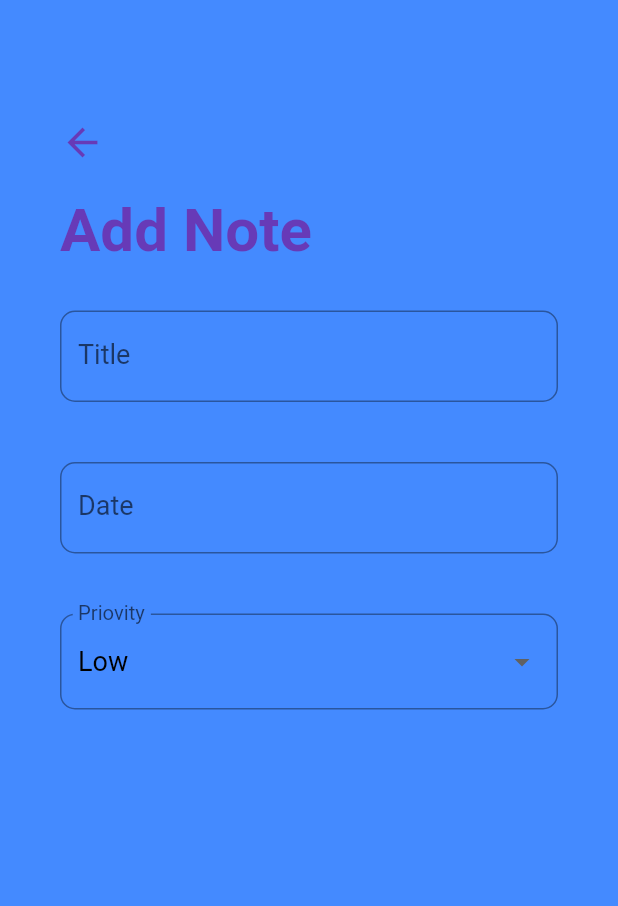
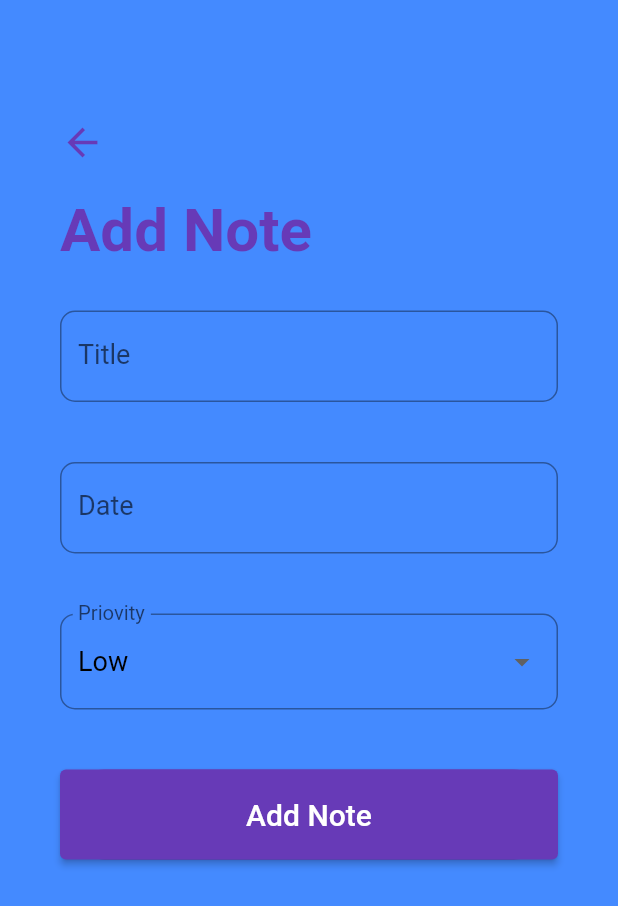
Before and after one commit to oguzkorkut/flutter_todo, a Flutter app: the AddNoteScreen screen opened directly, on a phone screen of 412 x 824 dp. Shown: the top 906 px of the screen. Run offline on Flutter 3.47's test engine with Material 2 defaults, Android fonts, the phone set to English and light mode, and no system bars; our stand-ins replace sqflite; accounts and stored records are empty.

```diff
--- /dev/null
+++ b/lib/models/note_model.dart
@@ -0,0 +1,35 @@
+class Note {
+  int? id;
+  String? title;
+  DateTime? date;
+  String? priority;
+  int? status;
+
+  Note({this.title, this.date, this.priority, this.status});
+
+  Note.withId({this.id, this.title, this.date, this.priority, this.status});
+
+  Map<String, dynamic> toMap(){
+    final map = Map<String, dynamic>();
+
+    if(id != null) {
+      map['id'] = id;
+    }
+    map['title'] = title;
+    map['date'] = date!.toLocal();
+    map['priority'] = priority;
+    map['status'] = status;
+
+    return map;
+  }
+
+  factory Note.fromMap(Map<String, dynamic> map){
+    return Note.withId(
+      id: map['id'],
+      title: map['title'],
+      date: map['date'],
+      priority: map['priority'],
+      status: map['status'],
+    );
+  }
+}
--- a/lib/screens/add_note_screen.dart
+++ b/lib/screens/add_note_screen.dart
@@ -138,6 +138,27 @@ class _AddNoteScreenState extends State<AddNoteScreen> {
                           },
                           value: _priority,
                         ),
+                      ),
+                      Container(
+                        margin: EdgeInsets.symmetric(vertical: 20.0),
+                        height: 60.0,
+                        width: double.infinity,
+                        decoration: BoxDecoration(
+                          color: Theme.of(context).primaryColor,
+                          borderRadius: BorderRadius.circular(30.0),
+                        ),
+                        child: ElevatedButton(
+                          child: Text(
+                            btnText,
+                            style: TextStyle(
+                              color: Colors.white,
+                              fontSize: 20.0
+                            ),
+                          ),
+                          onPressed: () {
+
+                          },
+                        ),
                       )
                     ],
                   ),
```
Also changed, not shown: lib/database/database.dart (added, +35 -0 lines).
